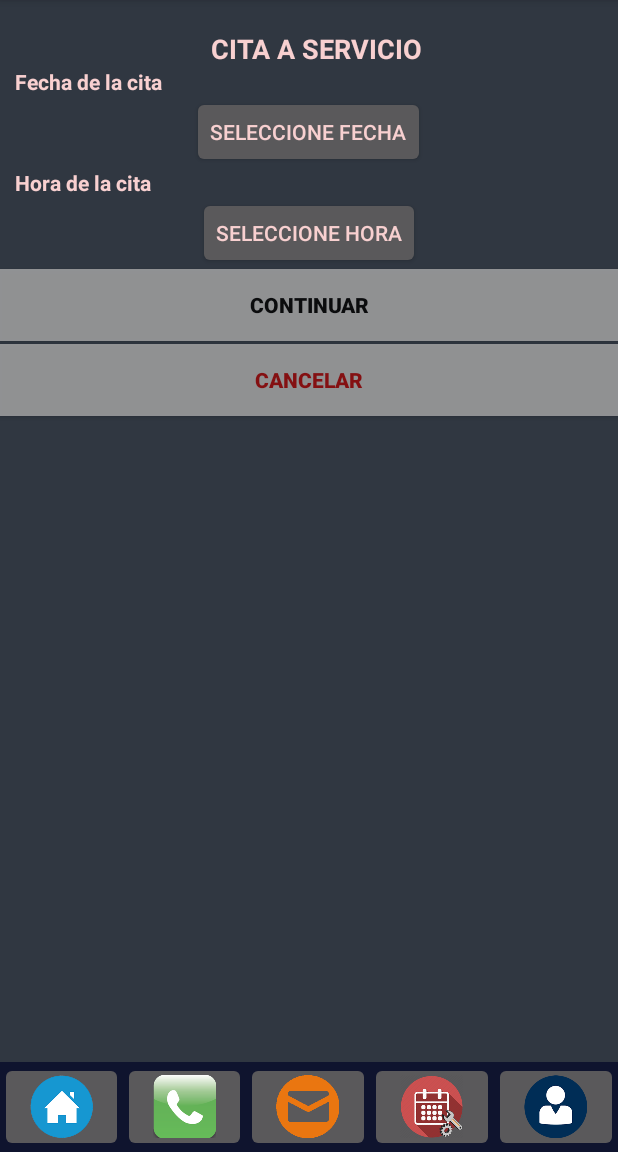
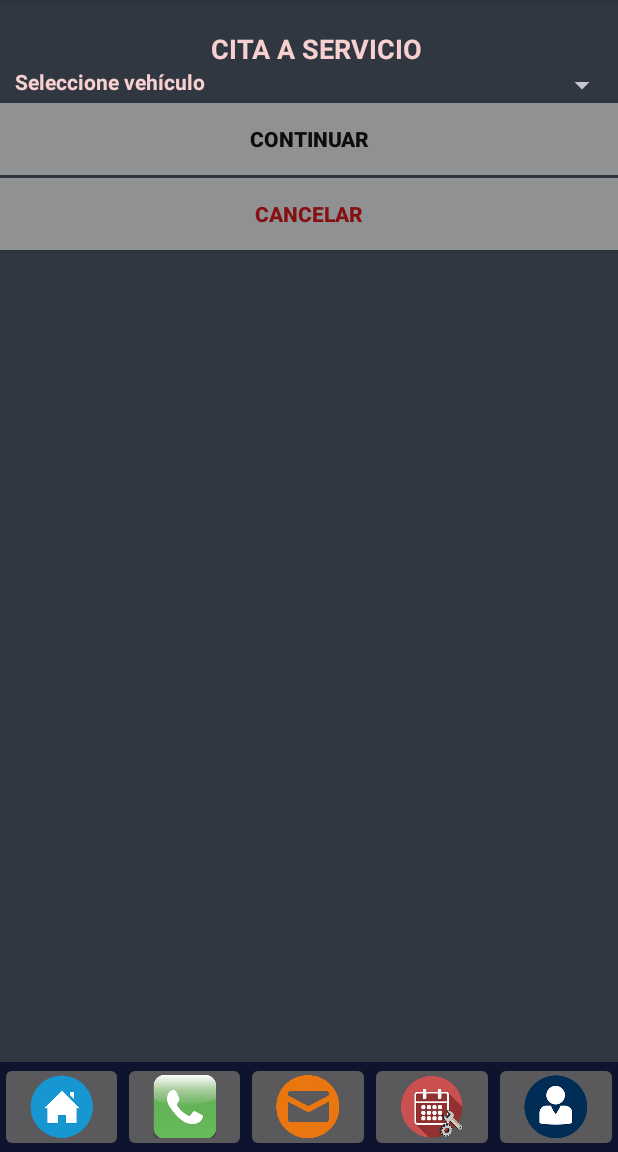
Before and after one commit to novato65/pvillarejo, an Android app: the layout activity_cita_no_login_3.xml on its own in the app's theme, with its tools: preview values and no code run, on a phone screen of 412 x 824 dp, the part 84-1236 px from its top. Run offline under Robolectric (Android 15) with nearby library versions, the phone set to English and light mode, and no system bars.

Commit message:
020-Citas a Servicio NO login 3, HASTA VEHICULO

```diff
--- a/app/src/main/AndroidManifest.xml
+++ b/app/src/main/AndroidManifest.xml
@@ -95,6 +95,10 @@
             android:configChanges="orientation"
             android:screenOrientation="portrait">
         </activity>
+        <activity android:name="com.solinpromex.pedrovillarejo.CitaServicio_NoLogin_4"
+            android:configChanges="orientation"
+            android:screenOrientation="portrait">
+        </activity>
     </application>
 
 </manifest>
--- a/app/src/main/res/layout/activity_cita_no_login_3.xml
+++ b/app/src/main/res/layout/activity_cita_no_login_3.xml
@@ -82,26 +82,18 @@
                 android:id="@+id/txtnombre"
                 android:layout_width="fill_parent"
                 android:layout_height="wrap_content"
-                android:text="Fecha de la cita"
+                android:text="Seleccione vehículo"
                 android:textStyle="bold"
                 android:textColor="#f8d0d0"
                 android:paddingLeft="10dp"
                 android:layout_weight="1"
                 android:gravity="center_vertical|left|top" />
-            <TextView
-                android:id="@+id/editfecha"
-                android:layout_width="fill_parent"
+
+            <Spinner
+                android:layout_width="wrap_content"
                 android:layout_height="wrap_content"
-
-                android:inputType="none"
-                android:textColor="#f8d0d0"
-                android:paddingLeft="10dp"
-                android:textStyle="italic"
-                android:layout_weight="1"
-                android:enabled="false"
-                android:editable="false"
-                android:clickable="false"
-                android:focusable="false" />
+                android:id="@+id/spinner"
+                android:layout_weight="1" />
 
 
         </LinearLayout>
@@ -112,67 +104,6 @@
             android:layout_width="match_parent"
             android:layout_height="wrap_content"
             android:gravity="center_vertical|center_horizontal">
-
-            <Button
-                style="?android:attr/buttonStyleSmall"
-                android:layout_width="wrap_content"
-                android:layout_height="wrap_content"
-                android:text="Seleccione fecha"
-                android:id="@+id/button"
-                android:textColor="#f8d0d0"
-                android:elevation="@dimen/abc_action_bar_content_inset_material"
-                android:onClick="setDate" />
-
-        </LinearLayout>
-
-        <LinearLayout
-            android:orientation="horizontal"
-            android:layout_width="match_parent"
-            android:layout_height="wrap_content">
-
-            <TextView
-                android:id="@+id/txtnombre"
-                android:layout_width="fill_parent"
-                android:layout_height="wrap_content"
-                android:text="Hora de la cita"
-                android:textStyle="bold"
-                android:textColor="#f8d0d0"
-                android:paddingLeft="10dp"
-                android:layout_weight="1"
-                android:gravity="center_vertical|left|top" />
-            <TextView
-                android:id="@+id/edithora"
-                android:layout_width="fill_parent"
-                android:layout_height="wrap_content"
-
-                android:inputType="none"
-                android:textColor="#f8d0d0"
-                android:paddingLeft="10dp"
-                android:textStyle="italic"
-                android:layout_weight="1"
-                android:enabled="false"
-                android:editable="false"
-                android:clickable="false"
-                android:focusable="false" />
-
-
-        </LinearLayout>
-
-
-        <LinearLayout
-            android:orientation="horizontal"
-            android:layout_width="match_parent"
-            android:layout_height="wrap_content"
-            android:gravity="center_vertical|center_horizontal">
-
-            <Button
-                style="?android:attr/buttonStyleSmall"
-                android:layout_width="wrap_content"
-                android:layout_height="wrap_content"
-                android:text="Seleccione hora"
-                android:id="@+id/buttonTime"
-                android:textColor="#f8d0d0"
-                android:elevation="@dimen/abc_action_bar_content_inset_material" />
 
         </LinearLayout>
         <Button
```
Also changed, not shown: app/src/main/java/com/solinpromex/pedrovillarejo/CitaServicio_NoLogin_3.java (+43 -115 lines), app/src/main/java/com/solinpromex/pedrovillarejo/CitaServicio_NoLogin_4.java (added, +137 -0 lines), 12 other files.
